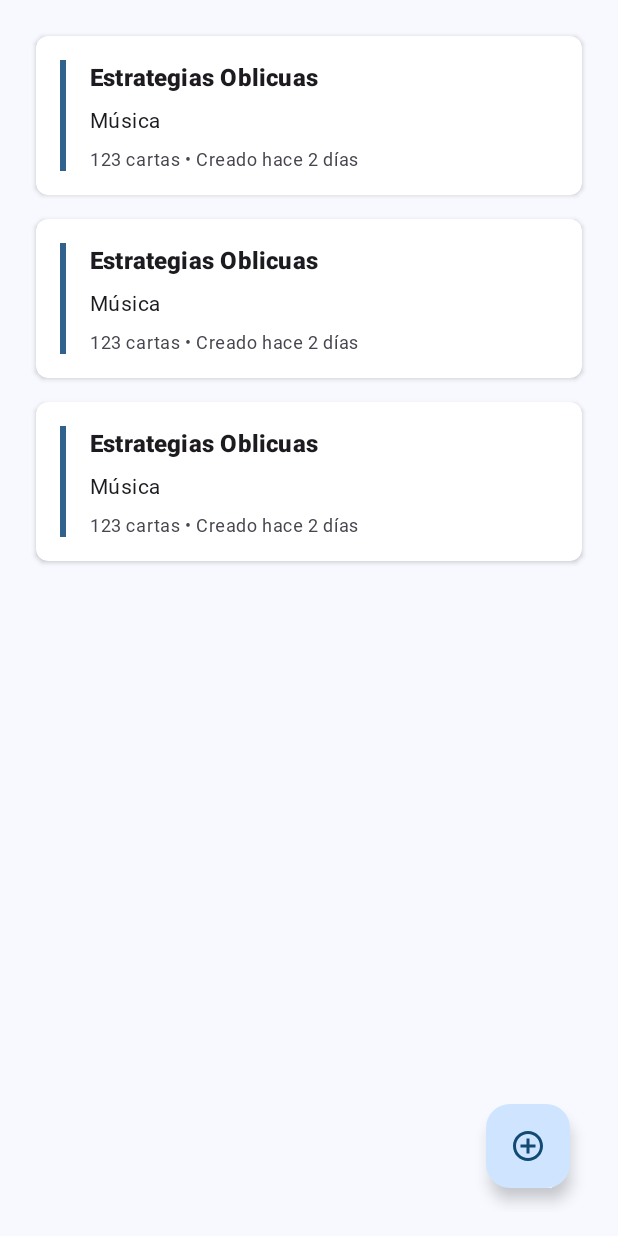
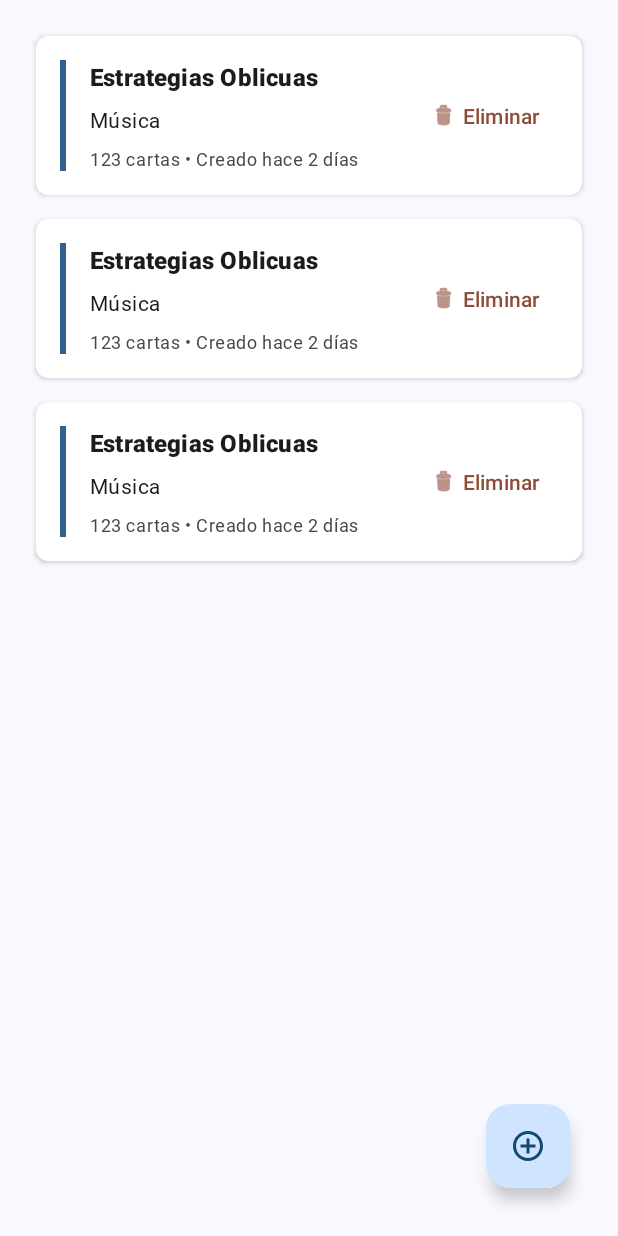
Before and after one commit to lmendezrodriguez/pfc-dam-kairoscope, an Android app: the layout fragment_deck_list.xml on its own in the app's theme, with its tools: preview values and no code run, on a phone screen of 412 x 824 dp. Run offline under Robolectric (Android 15) with nearby library versions, the phone set to English and light mode, and no system bars.

Commit message:
week6: create delete button in fragment

```diff
--- a/android_app/app/src/main/res/layout/item_deck.xml
+++ b/android_app/app/src/main/res/layout/item_deck.xml
@@ -34,7 +34,7 @@
             android:textStyle="bold"
             app:layout_constraintTop_toTopOf="parent"
             app:layout_constraintStart_toEndOf="@+id/viewColorIndicator"
-            app:layout_constraintEnd_toEndOf="parent"
+            app:layout_constraintEnd_toStartOf="@+id/buttonDeleteDeck"
             tools:text="Estrategias Oblicuas" />
 
         <!-- Discipline -->
@@ -62,6 +62,19 @@
             app:layout_constraintEnd_toEndOf="parent"
             tools:text="123 cartas • Creado hace 2 días" />
 
+        <com.google.android.material.button.MaterialButton
+            android:id="@+id/buttonDeleteDeck"
+            style="@style/Widget.Material3.Button.TextButton"
+            android:layout_width="wrap_content"
+            android:layout_height="wrap_content"
+            android:text="Eliminar"
+            android:textColor="?attr/colorError"
+            app:icon="@android:drawable/ic_menu_delete"
+            app:iconTint="?attr/colorError"
+            app:layout_constraintEnd_toEndOf="parent"
+            app:layout_constraintTop_toTopOf="parent"
+            app:layout_constraintBottom_toBottomOf="parent" />
+
     </androidx.constraintlayout.widget.ConstraintLayout>
 
 </androidx.cardview.widget.CardView>
```
Also changed, not shown: android_app/app/src/main/java/com/lmr/kairoscope/view/fragment/DeckListFragment.java (+20 -0 lines).
